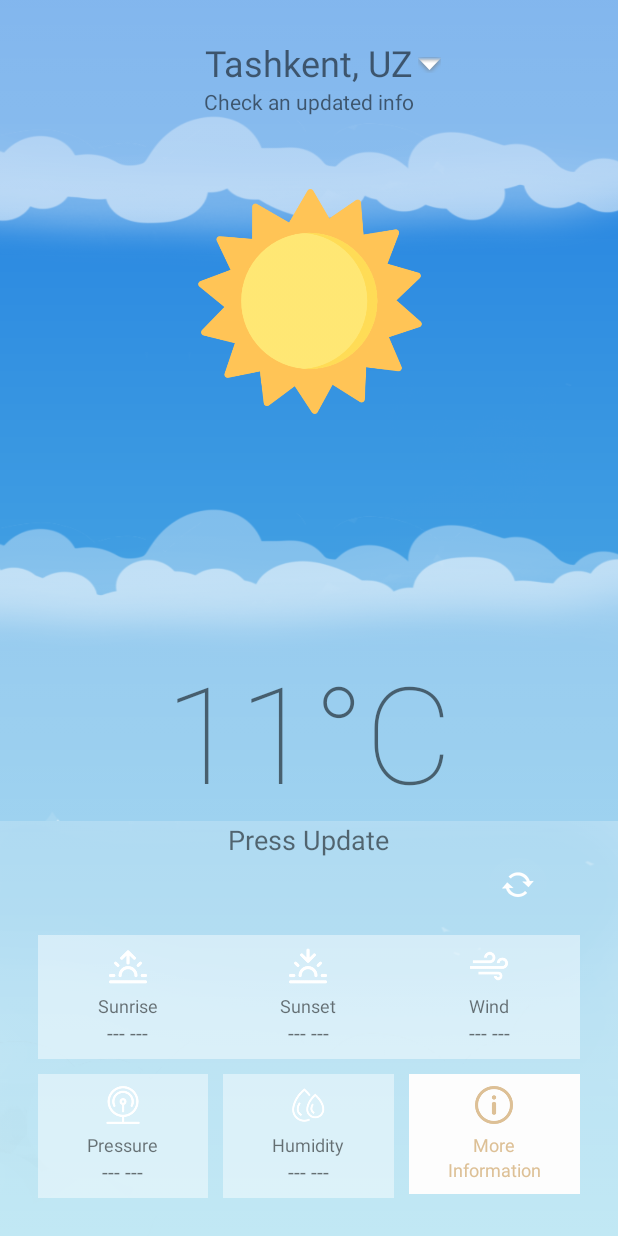
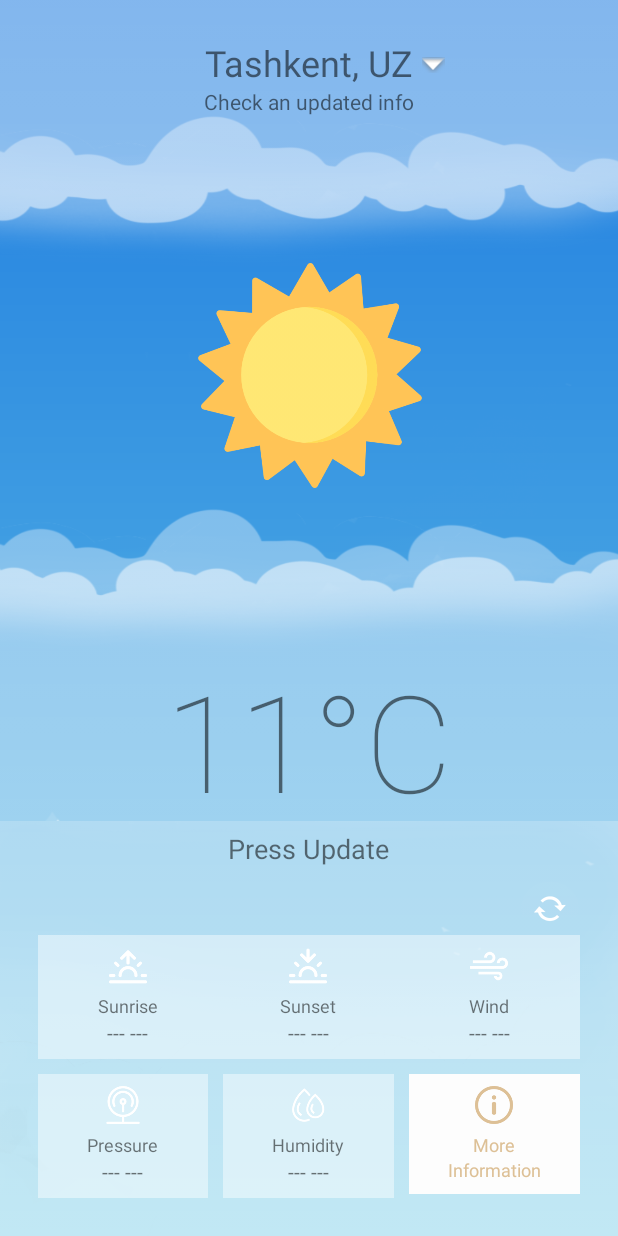
Before and after one commit to TheBukharian/Weather-app, an Android app: the layout activity_main.xml on its own in the app's theme, with its tools: preview values and no code run, on a phone screen of 412 x 824 dp. Run offline under Robolectric (Android 15) with nearby library versions, the phone set to English and light mode, and no system bars.

Commit message:
YEap Done!

```diff
--- a/app/src/main/res/layout/activity_main.xml
+++ b/app/src/main/res/layout/activity_main.xml
@@ -11,10 +11,10 @@
 
     <ImageView
         android:id="@+id/arrow"
-        android:layout_width="wrap_content"
+        android:layout_width="0dp"
         android:layout_height="wrap_content"
         android:layout_gravity="right"
-        android:layout_marginStart="160dp"
+        android:layout_marginStart="165dp"
         android:layout_marginTop="37dp"
         android:src="@android:drawable/arrow_down_float"
         app:layout_constraintEnd_toEndOf="parent"
@@ -113,12 +113,16 @@
             android:id="@+id/mainContainer"
             android:layout_width="wrap_content"
             android:layout_height="match_parent"
+            android:layout_centerInParent="true"
             android:visibility="visible">
 
             <LinearLayout
                 android:id="@+id/addressContainer"
                 android:layout_width="match_parent"
                 android:layout_height="wrap_content"
+                android:layout_alignParentEnd="true"
+                android:layout_alignParentStart="true"
+                android:layout_alignParentTop="true"
                 android:clickable="true"
                 android:gravity="center"
                 android:orientation="vertical">
@@ -146,10 +150,10 @@
                 android:id="@+id/overviewContainer"
                 android:layout_width="match_parent"
                 android:layout_height="wrap_content"
-
-                android:layout_above="@+id/bb"
+                android:layout_above="@+id/detailsContainer"
                 android:layout_centerHorizontal="true"
-                android:layout_marginTop="20dp"
+                android:layout_marginTop="10dp"
+                android:layout_marginBottom="10dp"
                 android:orientation="vertical">
 
                 <TextView
@@ -157,7 +161,6 @@
                     android:layout_width="wrap_content"
                     android:layout_height="wrap_content"
                     android:layout_gravity="center"
-                    android:layout_marginTop="45dp"
                     android:fontFamily="sans-serif-thin"
                     android:text="11°C"
                     android:textSize="90dp" />
@@ -185,26 +188,10 @@
 
             </LinearLayout>
 
-            <LinearLayout
-                android:id="@+id/bb"
-                android:layout_width="match_parent"
-                android:layout_height="40dp"
-                android:layout_above="@+id/detailsContainer"
-                android:layout_alignParentStart="true"
-                android:layout_alignParentEnd="true"
-                android:layout_marginBottom="11dp">
 
-                <ImageButton
-                    android:id="@+id/weatherUpdateBtn"
-                    android:layout_width="40dp"
-                    android:layout_height="35dp"
-                    android:layout_marginStart="300dp"
-                    android:layout_gravity="center_horizontal"
-                    android:background="@drawable/update_btn"
-                    android:src="@android:drawable/stat_notify_sync"
-                    />
 
-            </LinearLayout>
+
+
 
 
             <LinearLayout
@@ -212,7 +199,17 @@
                 android:layout_width="match_parent"
                 android:layout_height="wrap_content"
                 android:layout_alignParentBottom="true"
+                android:layout_alignParentStart="true"
+                android:layout_alignParentEnd="true"
                 android:orientation="vertical">
+                <ImageButton
+                    android:id="@+id/weatherUpdateBtn"
+                    android:layout_width="40dp"
+                    android:layout_height="35dp"
+                    android:layout_gravity="right"
+                    android:background="@drawable/update_btn"
+                    android:src="@android:drawable/stat_notify_sync"
+                    />
 
                 <LinearLayout
                     android:layout_width="match_parent"
@@ -459,15 +456,18 @@
             </LinearLayout>
 
 
-
             <LinearLayout
+                android:id="@+id/aaa"
                 android:layout_width="381dp"
-                android:layout_height="191dp"
+                android:layout_height="180dp"
+                android:layout_above="@+id/overviewContainer"
+                android:layout_below="@+id/addressContainer"
                 android:layout_alignParentStart="true"
                 android:layout_alignParentEnd="true"
                 android:layout_marginStart="1dp"
-                android:layout_marginTop="70dp"
+                android:layout_marginTop="30dp"
                 android:layout_marginEnd="0dp"
+                android:layout_marginBottom="30dp"
                 android:gravity="center"
                 android:orientation="horizontal">
 
@@ -476,7 +476,6 @@
                     android:layout_width="300dp"
                     android:layout_height="150dp"
                     android:layout_weight="1"
-                    android:layout_marginTop="10dp"
                     android:clickable="true"
                     android:tint="#56FFFFFF"
                     app:srcCompat="@drawable/sunny" />
```
